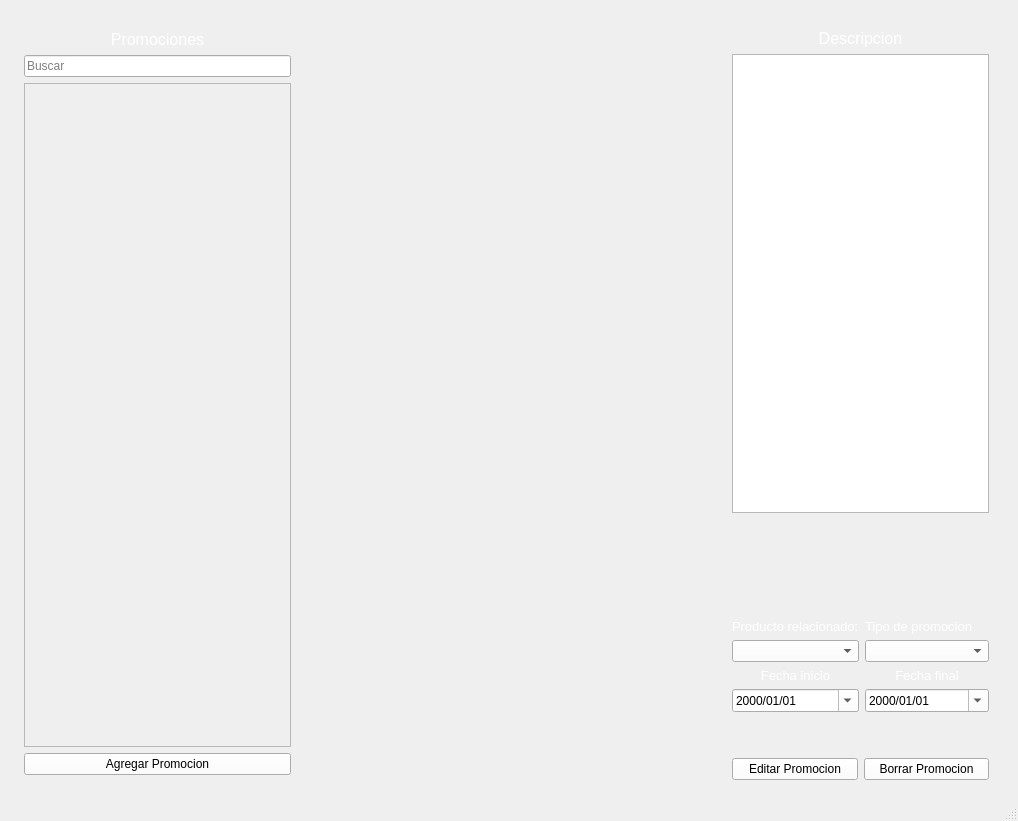
Above: RawInterfaces/Promociones.ui from Ventthos/PollosExpress before the change. Below: the same form after it.
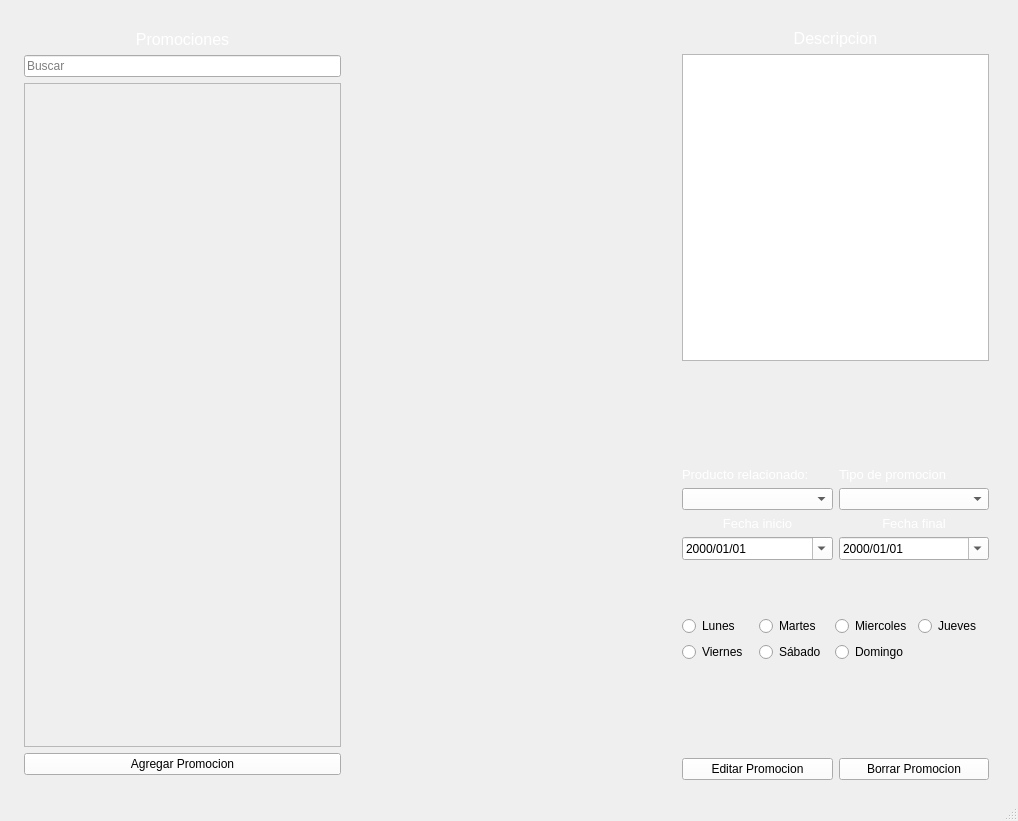
That is the form after the change. Icons and pictures are not drawn.

The edit to the form file:
```diff
--- a/RawInterfaces/Promociones.ui
+++ b/RawInterfaces/Promociones.ui
@@ -165,10 +165,14 @@
            <rect>
             <x>0</x>
             <y>0</y>
-            <width>238</width>
-            <height>622</height>
+            <width>308</width>
+            <height>612</height>
            </rect>
           </property>
+          <property name="layoutDirection">
+           <enum>Qt::LeftToRight</enum>
+          </property>
+          <layout class="QVBoxLayout" name="verticalLayout"/>
          </widget>
         </widget>
        </item>
@@ -185,7 +189,7 @@
       </property>
       <property name="sizeHint" stdset="0">
        <size>
-        <width>400</width>
+        <width>300</width>
         <height>200</height>
        </size>
       </property>
@@ -209,7 +213,134 @@
        <property name="horizontalSpacing">
         <number>6</number>
        </property>
-       <item row="3" column="0">
+       <item row="6" column="0">
+        <spacer name="EspacioPromocionV">
+         <property name="orientation">
+          <enum>Qt::Vertical</enum>
+         </property>
+         <property name="sizeType">
+          <enum>QSizePolicy::Maximum</enum>
+         </property>
+         <property name="sizeHint" stdset="0">
+          <size>
+           <width>20</width>
+           <height>40</height>
+          </size>
+         </property>
+        </spacer>
+       </item>
+       <item row="7" column="0">
+        <layout class="QGridLayout" name="GridBotonesAgregarQuitar">
+         <item row="0" column="0">
+          <widget class="QPushButton" name="EditarPromocionButton">
+           <property name="text">
+            <string>Editar Promocion</string>
+           </property>
+          </widget>
+         </item>
+         <item row="0" column="1">
+          <widget class="QPushButton" name="BorrarPromocionBoton">
+           <property name="text">
+            <string>Borrar Promocion</string>
+           </property>
+          </widget>
+         </item>
+        </layout>
+       </item>
+       <item row="2" column="0">
+        <widget class="QTextEdit" name="textodescripcion">
+         <property name="sizePolicy">
+          <sizepolicy hsizetype="Expanding" vsizetype="Expanding">
+           <horstretch>10</horstretch>
+           <verstretch>0</verstretch>
+          </sizepolicy>
+         </property>
+         <property name="cursor" stdset="0">
+          <cursorShape>IBeamCursor</cursorShape>
+         </property>
+        </widget>
+       </item>
+       <item row="5" column="0">
+        <layout class="QGridLayout" name="gridLayout_3">
+         <property name="topMargin">
+          <number>50</number>
+         </property>
+         <property name="bottomMargin">
+          <number>50</number>
+         </property>
+         <item row="2" column="1">
+          <widget class="QRadioButton" name="SabadoButton">
+           <property name="text">
+            <string>Sábado</string>
+           </property>
+           <property name="autoExclusive">
+            <bool>false</bool>
+           </property>
+          </widget>
+         </item>
+         <item row="0" column="0">
+          <widget class="QRadioButton" name="LunesButton">
+           <property name="text">
+            <string>Lunes</string>
+           </property>
+           <property name="autoExclusive">
+            <bool>false</bool>
+           </property>
+          </widget>
+         </item>
+         <item row="0" column="1">
+          <widget class="QRadioButton" name="MartesButton">
+           <property name="text">
+            <string>Martes</string>
+           </property>
+           <property name="autoExclusive">
+            <bool>false</bool>
+           </property>
+          </widget>
+         </item>
+         <item row="0" column="2">
+          <widget class="QRadioButton" name="MiercolesButton">
+           <property name="text">
+            <string>Miercoles</string>
+           </property>
+           <property name="autoExclusive">
+            <bool>false</bool>
+           </property>
+          </widget>
+         </item>
+         <item row="2" column="2">
+          <widget class="QRadioButton" name="DomingoButton">
+           <property name="text">
+            <string>Domingo</string>
+           </property>
+           <property name="autoExclusive">
+            <bool>false</bool>
+           </property>
+          </widget>
+         </item>
+         <item row="2" column="0">
+          <widget class="QRadioButton" name="ViernesButton">
+           <property name="text">
+            <string>Viernes</string>
+           </property>
+           <property name="autoExclusive">
+            <bool>false</bool>
+           </property>
+          </widget>
+         </item>
+         <item row="0" column="3">
+          <widget class="QRadioButton" name="JuevesButton">
+           <property name="text">
+            <string>Jueves</string>
+           </property>
+           <property name="autoExclusive">
+            <bool>false</bool>
+           </property>
+          </widget>
+         </item>
+        </layout>
+       </item>
+       <item row="4" column="0">
         <layout class="QGridLayout" name="gridPromocionesDatos">
          <item row="0" column="0">
           <layout class="QGridLayout" name="GridDatos">
@@ -219,50 +350,7 @@
            <property name="topMargin">
             <number>100</number>
            </property>
-           <item row="3" column="1">
-            <widget class="QDateEdit" name="FechaFinalBox">
-             <property name="displayFormat">
-              <string>yyyy/MM/dd</string>
-             </property>
-             <property name="calendarPopup">
-              <bool>true</bool>
-             </property>
-            </widget>
-           </item>
-           <item row="3" column="0">
-            <widget class="QDateEdit" name="FechaInicioBox">
-             <property name="buttonSymbols">
-              <enum>QAbstractSpinBox::UpDownArrows</enum>
-             </property>
-             <property name="displayFormat">
-              <string>yyyy/MM/dd</string>
-             </property>
-             <property name="calendarPopup">
-              <bool>true</bool>
-             </property>
-            </widget>
-           </item>
            <item row="1" column="1">
-            <widget class="QComboBox" name="TipoPromocionBox"/>
-           </item>
-           <item row="0" column="0">
-            <widget class="QLabel" name="label">
-             <property name="font">
-              <font>
-               <pointsize>10</pointsize>
-              </font>
-             </property>
-             <property name="styleSheet">
-              <string notr="true">#label{
-color: white;
-}</string>
-             </property>
-             <property name="text">
-              <string>Producto relacionado:</string>
-             </property>
-            </widget>
-           </item>
-           <item row="0" column="1">
             <widget class="QLabel" name="LabelTipoPromocion">
              <property name="font">
               <font>
@@ -279,30 +367,20 @@
              </property>
             </widget>
            </item>
-           <item row="2" column="1">
-            <widget class="QLabel" name="LabelFechaFinal">
-             <property name="font">
-              <font>
-               <pointsize>10</pointsize>
-              </font>
-             </property>
-             <property name="styleSheet">
-              <string notr="true">#LabelFechaFinal{
-color: white;
-}</string>
-             </property>
-             <property name="text">
-              <string>Fecha final</string>
-             </property>
-             <property name="alignment">
-              <set>Qt::AlignCenter</set>
-             </property>
-            </widget>
-           </item>
-           <item row="1" column="0">
-            <widget class="QComboBox" name="PromocionBox"/>
-           </item>
            <item row="2" column="0">
+            <widget class="QComboBox" name="PromocionBox"/>
+           </item>
+           <item row="4" column="1">
+            <widget class="QDateEdit" name="FechaFinalBox">
+             <property name="displayFormat">
+              <string>yyyy/MM/dd</string>
+             </property>
+             <property name="calendarPopup">
+              <bool>true</bool>
+             </property>
+            </widget>
+           </item>
+           <item row="3" column="0">
             <widget class="QLabel" name="labelFechaInicio">
              <property name="font">
               <font>
@@ -325,6 +403,59 @@
              </property>
             </widget>
            </item>
+           <item row="3" column="1">
+            <widget class="QLabel" name="LabelFechaFinal">
+             <property name="font">
+              <font>
+               <pointsize>10</pointsize>
+              </font>
+             </property>
+             <property name="styleSheet">
+              <string notr="true">#LabelFechaFinal{
+color: white;
+}</string>
+             </property>
+             <property name="text">
+              <string>Fecha final</string>
+             </property>
+             <property name="alignment">
+              <set>Qt::AlignCenter</set>
+             </property>
+            </widget>
+           </item>
+           <item row="4" column="0">
+            <widget class="QDateEdit" name="FechaInicioBox">
+             <property name="buttonSymbols">
+              <enum>QAbstractSpinBox::UpDownArrows</enum>
+             </property>
+             <property name="displayFormat">
+              <string>yyyy/MM/dd</string>
+             </property>
+             <property name="calendarPopup">
+              <bool>true</bool>
+             </property>
+            </widget>
+           </item>
+           <item row="2" column="1">
+            <widget class="QComboBox" name="TipoPromocionBox"/>
+           </item>
+           <item row="1" column="0">
+            <widget class="QLabel" name="label">
+             <property name="font">
+              <font>
+               <pointsize>10</pointsize>
+              </font>
+             </property>
+             <property name="styleSheet">
+              <string notr="true">#label{
+color: white;
+}</string>
+             </property>
+             <property name="text">
+              <string>Producto relacionado:</string>
+             </property>
+            </widget>
+           </item>
           </layout>
          </item>
         </layout>
@@ -355,53 +486,6 @@
          </property>
         </widget>
        </item>
-       <item row="5" column="0">
-        <layout class="QGridLayout" name="GridBotonesAgregarQuitar">
-         <item row="0" column="0">
-          <widget class="QPushButton" name="EditarPromocionButton">
-           <property name="text">
-            <string>Editar Promocion</string>
-           </property>
-          </widget>
-         </item>
-         <item row="0" column="1">
-          <widget class="QPushButton" name="BorrarPromocionBoton">
-           <property name="text">
-            <string>Borrar Promocion</string>
-           </property>
-          </widget>
-         </item>
-        </layout>
-       </item>
-       <item row="4" column="0">
-        <spacer name="EspacioPromocionV">
-         <property name="orientation">
-          <enum>Qt::Vertical</enum>
-         </property>
-         <property name="sizeType">
-          <enum>QSizePolicy::Maximum</enum>
-         </property>
-         <property name="sizeHint" stdset="0">
-          <size>
-           <width>20</width>
-           <height>40</height>
-          </size>
-         </property>
-        </spacer>
-       </item>
-       <item row="2" column="0">
-        <widget class="QTextEdit" name="textodescripcion">
-         <property name="sizePolicy">
-          <sizepolicy hsizetype="Expanding" vsizetype="Expanding">
-           <horstretch>10</horstretch>
-           <verstretch>0</verstretch>
-          </sizepolicy>
-         </property>
-         <property name="cursor" stdset="0">
-          <cursorShape>IBeamCursor</cursorShape>
-         </property>
-        </widget>
-       </item>
       </layout>
      </widget>
     </item>
```
